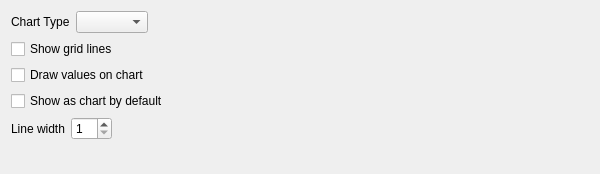
Before: the Qt Designer form kmymoney/widgets/kmymoneyreportconfigtabchartdecl.ui in KDE/kmymoney, drawn with Qt 5.
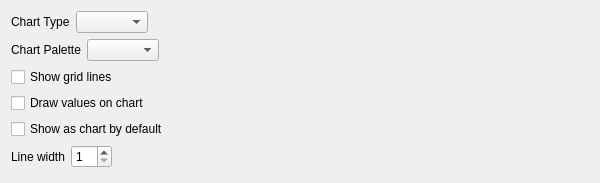
After: the same form once the commit is applied. Custom widgets are drawn as their Qt base class.

```diff
--- a/kmymoney/widgets/kmymoneyreportconfigtabchartdecl.ui
+++ b/kmymoney/widgets/kmymoneyreportconfigtabchartdecl.ui
@@ -7,7 +7,7 @@
     <x>0</x>
     <y>0</y>
     <width>600</width>
-    <height>174</height>
+    <height>183</height>
    </rect>
   </property>
   <property name="windowTitle">
@@ -62,6 +62,33 @@
      </item>
     </layout>
    </item>
+   <item>
+    <layout class="QHBoxLayout" name="horizontalLayout">
+     <item>
+      <widget class="QLabel" name="label">
+       <property name="text">
+        <string>Chart Palette</string>
+       </property>
+      </widget>
+     </item>
+     <item>
+      <widget class="KMyMoneyGeneralCombo" name="m_chartPalette"/>
+     </item>
+     <item>
+      <spacer name="horizontalSpacer">
+       <property name="orientation">
+        <enum>Qt::Horizontal</enum>
+       </property>
+       <property name="sizeHint" stdset="0">
+        <size>
+         <width>40</width>
+         <height>20</height>
+        </size>
+       </property>
+      </spacer>
+     </item>
+    </layout>
+   </item>
    <item>
     <widget class="QCheckBox" name="m_checkGridLines">
      <property name="toolTip">
```
